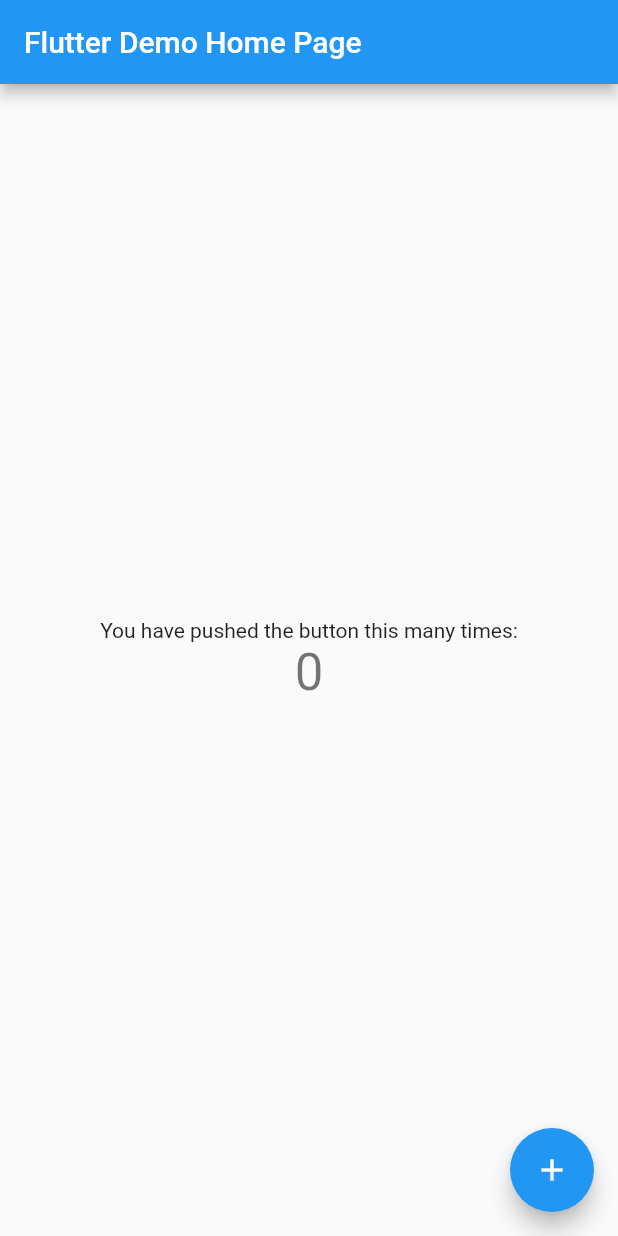
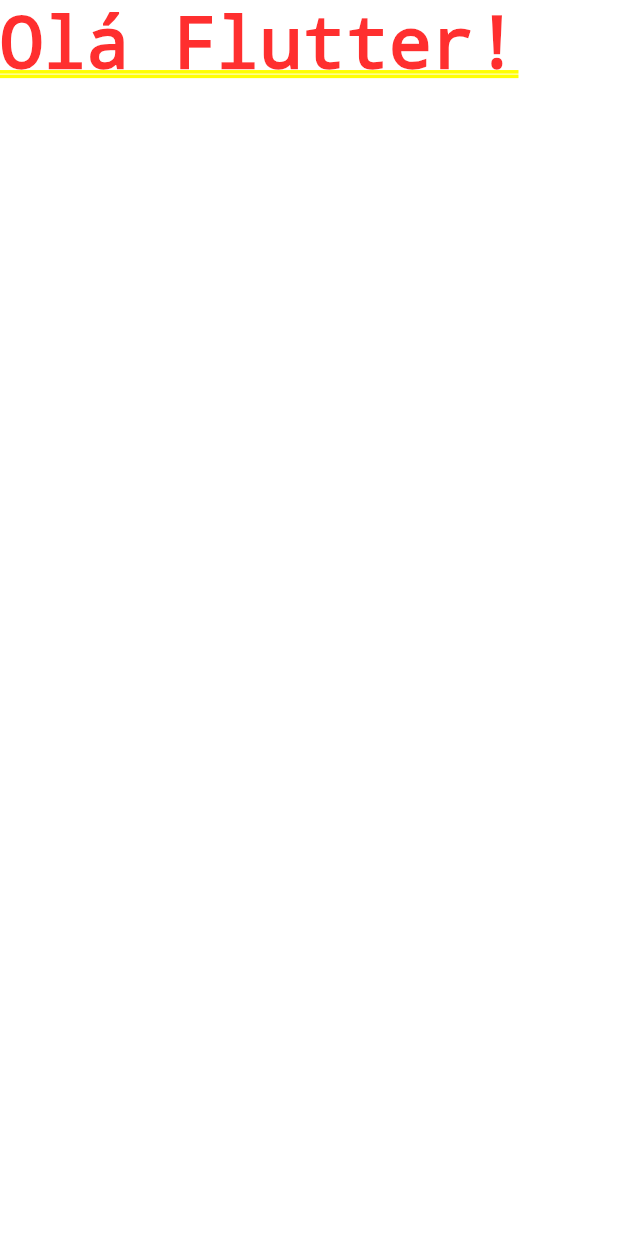
Before and after one commit to eduardobueno/curso_flutter, a Flutter app: the screen it shows after launch, on a phone screen of 412 x 824 dp. Run offline on Flutter 3.47's test engine with Material 2 defaults, Android fonts, the phone set to English and light mode, and no system bars.

Commit message:
Iniciando do zero

```diff
--- a/projeto_perguntas/lib/main.dart
+++ b/projeto_perguntas/lib/main.dart
@@ -1,115 +1,12 @@
 import 'package:flutter/material.dart';
 
-void main() {
-  runApp(const MyApp());
-}
+main() => runApp(PerguntasApp());
 
-class MyApp extends StatelessWidget {
-  const MyApp({Key? key}) : super(key: key);
-
-  // This widget is the root of your application.
+class PerguntasApp extends StatelessWidget {
   @override
   Widget build(BuildContext context) {
     return MaterialApp(
-      title: 'Flutter Demo',
-      theme: ThemeData(
-        // This is the theme of your application.
-        //
-        // Try running your application with "flutter run". You'll see the
-        // application has a blue toolbar. Then, without quitting the app, try
-        // changing the primarySwatch below to Colors.green and then invoke
-        // "hot reload" (press "r" in the console where you ran "flutter run",
-        // or simply save your changes to "hot reload" in a Flutter IDE).
-        // Notice that the counter didn't reset back to zero; the application
-        // is not restarted.
-        primarySwatch: Colors.blue,
-      ),
-      home: const MyHomePage(title: 'Flutter Demo Home Page'),
+      home: Text('Olá Flutter!'),
     );
   }
 }
-
-class MyHomePage extends StatefulWidget {
-  const MyHomePage({Key? key, required this.title}) : super(key: key);
-
-  // This widget is the home page of your application. It is stateful, meaning
-  // that it has a State object (defined below) that contains fields that affect
-  // how it looks.
-
-  // This class is the configuration for the state. It holds the values (in this
-  // case the title) provided by the parent (in this case the App widget) and
-  // used by the build method of the State. Fields in a Widget subclass are
-  // always marked "final".
-
-  final String title;
-
-  @override
-  State<MyHomePage> createState() => _MyHomePageState();
-}
-
-class _MyHomePageState extends State<MyHomePage> {
-  int _counter = 0;
-
-  void _incrementCounter() {
-    setState(() {
-      // This call to setState tells the Flutter framework that something has
-      // changed in this State, which causes it to rerun the build method below
-      // so that the display can reflect the updated values. If we changed
-      // _counter without calling setState(), then the build method would not be
-      // called again, and so nothing would appear to happen.
-      _counter++;
-    });
-  }
-
-  @override
-  Widget build(BuildContext context) {
-    // This method is rerun every time setState is called, for instance as done
-    // by the _incrementCounter method above.
-    //
-    // The Flutter framework has been optimized to make rerunning build methods
-    // fast, so that you can just rebuild anything that needs updating rather
-    // than having to individually change instances of widgets.
-    return Scaffold(
-      appBar: AppBar(
-        // Here we take the value from the MyHomePage object that was created by
-        // the App.build method, and use it to set our appbar title.
-        title: Text(widget.title),
-      ),
-      body: Center(
-        // Center is a layout widget. It takes a single child and positions it
-        // in the middle of the parent.
-        child: Column(
-          // Column is also a layout widget. It takes a list of children and
-          // arranges them vertically. By default, it sizes itself to fit its
-          // children horizontally, and tries to be as tall as its parent.
-          //
-          // Invoke "debug painting" (press "p" in the console, choose the
-          // "Toggle Debug Paint" action from the Flutter Inspector in Android
-          // Studio, or the "Toggle Debug Paint" command in Visual Studio Code)
-          // to see the wireframe for each widget.
-          //
-          // Column has various properties to control how it sizes itself and
-          // how it positions its children. Here we use mainAxisAlignment to
-          // center the children vertically; the main axis here is the vertical
-          // axis because Columns are vertical (the cross axis would be
-          // horizontal).
-          mainAxisAlignment: MainAxisAlignment.center,
-          children: <Widget>[
-            const Text(
-              'You have pushed the button this many times:',
-            ),
-            Text(
-              '$_counter',
-              style: Theme.of(context).textTheme.headline4,
-            ),
-          ],
-        ),
-      ),
-      floatingActionButton: FloatingActionButton(
-        onPressed: _incrementCounter,
-        tooltip: 'Increment',
-        child: const Icon(Icons.add),
-      ), // This trailing comma makes auto-formatting nicer for build methods.
-    );
-  }
-}
```
Also changed, not shown: 1 other file.
